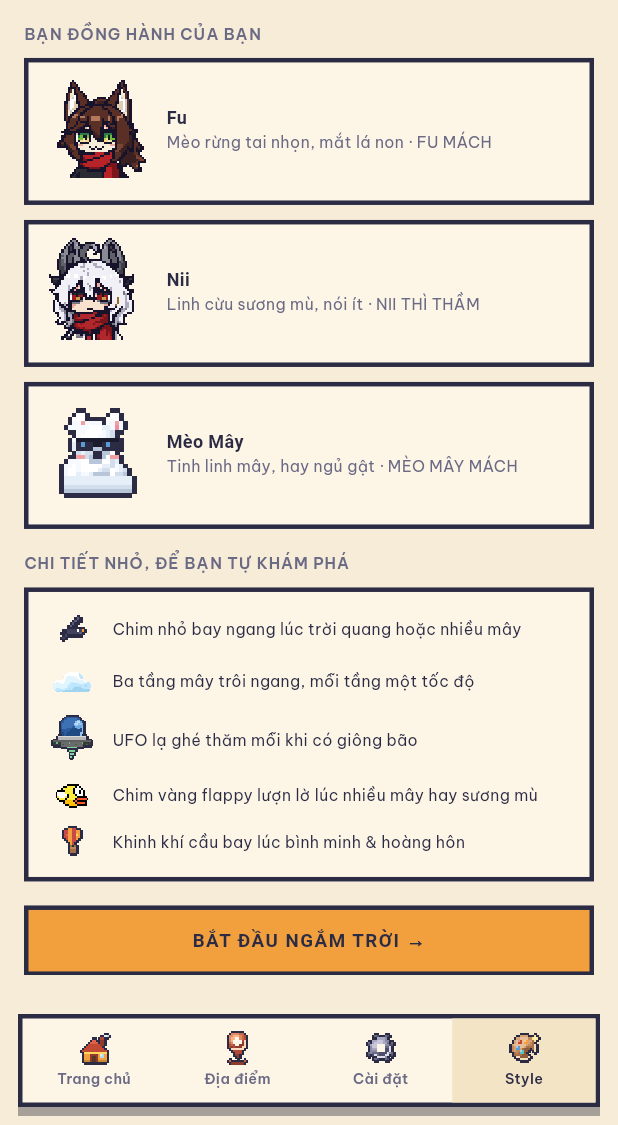
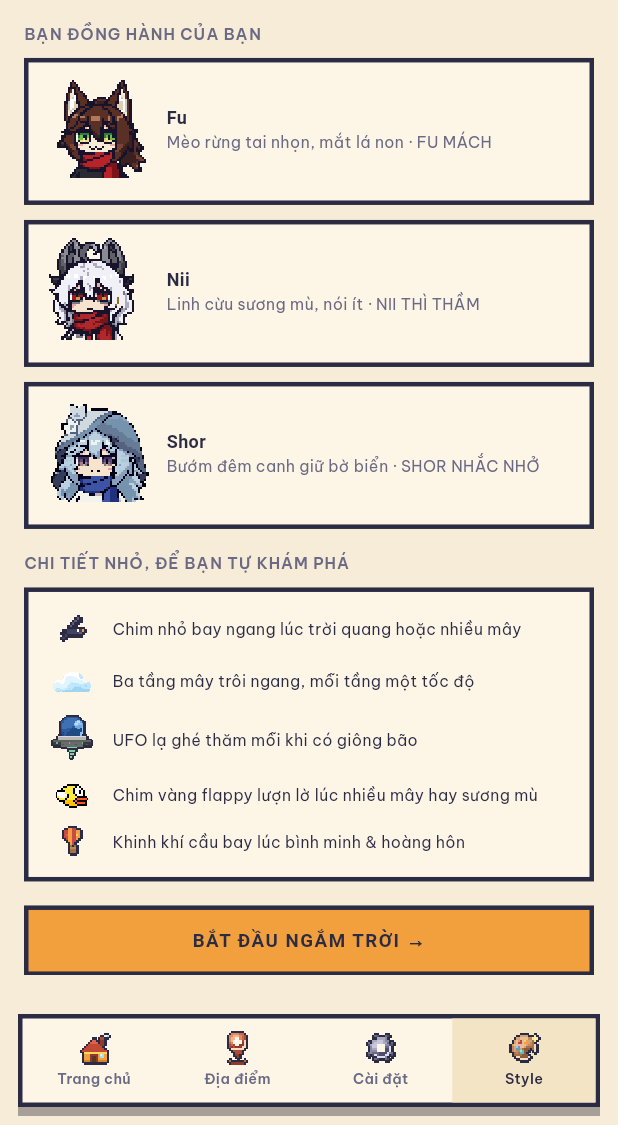
Before and after one commit to ming-binh/pixel-weather-forecast, a Flutter app: the screen it shows after launch, item 4 of the bottom bar chosen, scrolled down 863 dp, on a phone screen of 412 x 824 dp, the part 111-1236 px from its top. Run offline on Flutter 3.47's test engine with Material 3 defaults, Android fonts, the phone set to English and light mode, and no system bars; our stand-ins replace google_fonts, shared_preferences; missing offline and left inert: home_widget, workmanager; network calls fail; Roboto replaces fonts that are missing (Pixelify Sans); statements that could not run were skipped.

Commit message:
Add and replace a mascot and fix setting css

```diff
--- a/lib/app.dart
+++ b/lib/app.dart
@@ -39,7 +39,7 @@ class _PixelWeatherAppState extends State<PixelWeatherApp> {
   String _unit = 'C';
   bool _notif = true;
   String _theme = 'Tự động';
-  String _char = 'cat';
+  String _char = 'fu';
   String _city = 'Đà Lạt';
   late DateTime _now;
 
--- a/lib/data/home_widget_background.dart
+++ b/lib/data/home_widget_background.dart
@@ -28,7 +28,7 @@ void widgetRefreshCallbackDispatcher() {
         cond: snap.cond,
         tod: tod,
         unit: prefs.unit ?? 'C',
-        char: prefs.char ?? 'cat',
+        char: prefs.char ?? 'fu',
       );
     } catch (_) {
       // A transient network/API failure in the background shouldn't wipe
--- a/lib/pixel/sprites.dart
+++ b/lib/pixel/sprites.dart
@@ -12,26 +12,9 @@ final List<Color> sunRamp = hexColors(['#C9761B', '#E89A2B', '#F7C244', '#FFDE7A
 final List<Color> cloudRamp = hexColors(['#8E9DB4', '#AEBCCD', '#CBD7E4', '#E8EFF6', '#FFFFFF']);
 final List<Color> darkCloudRamp = hexColors(['#4C5468', '#5F6A80', '#767F95', '#8D95AA', '#A3AABD']);
 final List<Color> moonRamp = hexColors(['#B7B3D6', '#CFCBE8', '#E4E1F5', '#F3F1FF', '#FFFFFF']);
-final List<Color> furRamp = hexColors(['#B9C6DA', '#D3DEEC', '#E6EEF8', '#F6FAFF', '#FFFFFF']);
-final List<Color> snowFurRamp = hexColors(['#A9BBD2', '#C3D2E5', '#DAE6F3', '#EDF4FC', '#FFFFFF']);
 final List<Color> stormRamp = hexColors(['#333A4E', '#414A61', '#525C76', '#65708C', '#7B85A2']);
 final List<Color> fogRamp = hexColors(['#AEB6C2', '#C2C9D3', '#D6DCE4', '#E9EDF2', '#F9FBFC']);
 final Color ink = hexColor('#2B2B44');
-
-void _bolt(PixelGrid g, num x, num y, Color c1, Color c2) {
-  const pts = [
-    [3, 0], [2, 1], [2, 2], [1, 3], [3, 3], [2, 4], [2, 5], [1, 6], [4, 2], [3, 4],
-  ];
-  for (final p in pts) {
-    put(g, x + p[0], y + p[1], c1);
-  }
-  const pts2 = [
-    [3, 1], [3, 2], [2, 3], [2, 6],
-  ];
-  for (final p in pts2) {
-    put(g, x + p[0], y + p[1], c2);
-  }
-}
 
 void _rays(PixelGrid g, num cx, num cy, num r, double phase, Color c1, Color c2) {
   for (var i = 0; i < 8; i++) {
@@ -489,112 +472,6 @@ SpriteSheet decorCloudSheet() {
   return _sheetOf(32, 1, 1, (g, f) => _cloudBig(g, cloudRamp, -2, 4, hexColor('#FFFFFF')));
 }
 
-/// 24x24 mascot sprite (the procedural "Mèo Mây" fallback for characters
-/// with no bespoke art). `state` is one of: clear, rain, snow, storm, night,
-/// sad.
-PixelGrid mascot(String state) {
-  final g = PixelGrid(24, 24);
-  final body = state == 'snow' ? snowFurRamp : furRamp;
-
-  disc(g, 8, 18, 4.4, body);
-  disc(g, 15, 18, 4, body);
-  disc(g, 11.5, 17, 5, body, rim: hexColor('#FFFFFF'));
-  rectFill(g, 4, 18, 16, 4, body[2]);
-  for (var x = 4; x < 20; x++) {
-    put(g, x, 21, body[0]);
-    put(g, x, 20, body[1]);
-  }
-  for (final cx in const [7.5, 15.5]) {
-    for (var j = 0; j < 4; j++) {
-      final w = j + 2;
-      for (var i = 0; i < w; i++) {
-        put(g, (cx - w / 2).round() + i, 3 + j, j < 2 ? body[4] : body[3]);
-      }
-    }
-    put(g, cx.round(), 5, hexColor('#F2A0A0'));
-    put(g, cx.round(), 6, hexColor('#EE8FA0'));
-  }
-  disc(g, 11.5, 10.5, 5.2, body, rim: hexColor('#FFFFFF'));
-
-  if (state == 'night') {
-    rectFill(g, 8, 10, 3, 1, ink);
-    rectFill(g, 13, 10, 3, 1, ink);
-  } else if (state == 'storm') {
-    disc(g, 9, 10, 1.4, const [Color(0xFF2B2B44)]);
-    disc(g, 14, 10, 1.4, const [Color(0xFF2B2B44)]);
-    put(g, 9, 9, hexColor('#FFFFFF'));
-    put(g, 14, 9, hexColor('#FFFFFF'));
-    rectFill(g, 7, 8, 3, 1, hexColor('#8E9DB4'));
-    rectFill(g, 13, 8, 3, 1, hexColor('#8E9DB4'));
-  } else {
-    disc(g, 9, 10.5, 1.5, const [Color(0xFF2B2B44)]);
-    disc(g, 14, 10.5, 1.5, const [Color(0xFF2B2B44)]);
-    put(g, 9, 10, hexColor('#FFFFFF'));
-    put(g, 14, 10, hexColor('#FFFFFF'));
-  }
-  rectFill(g, 7, 13, 2, 1, hexColor('#F2A0A0'));
-  rectFill(g, 15, 13, 2, 1, hexColor('#F2A0A0'));
-  put(g, 11, 12, ink);
-  put(g, 12, 12, ink);
-  put(g, 11, 13, ink);
-  put(g, 12, 13, ink);
-
-  if (state == 'clear') {
-    rectFill(g, 7, 9, 10, 1, hexColor('#1B1B2E'));
-    rectFill(g, 7, 10, 4, 2, hexColor('#2B2B44'));
-    rectFill(g, 13, 10, 4, 2, hexColor('#2B2B44'));
-    rectFill(g, 11, 10, 2, 1, hexColor('#1B1B2E'));
-    put(g, 8, 10, hexColor('#5B9BD5'));
-    put(g, 14, 10, hexColor('#5B9BD5'));
-  }
-  if (state == 'rain') {
-    rectFill(g, 19, 4, 1, 14, hexColor('#8E3B2C'));
-    for (var i = 0; i < 5; i++) {
-      rectFill(g, 15 + i, 3 - (2 - i).abs(), 1, 1, hexColor('#C24A34'));
-    }
-    rectFill(g, 14, 4, 11, 1, hexColor('#E0604A'));
-    rectFill(g, 15, 3, 9, 1, hexColor('#C24A34'));
-    rectFill(g, 16, 2, 7, 1, hexColor('#F07E62'));
-    put(g, 20, 18, hexColor('#8E3B2C'));
-    for (final p in const [[3, 6], [2, 10], [4, 14]]) {
-      put(g, p[0], p[1], hexColor('#7FB6E0'));
-      put(g, p[0], p[1] + 1, hexColor('#5B9BD5'));
-    }
-  }
-  if (state == 'snow') {
-    rectFill(g, 5, 14, 14, 2, hexColor('#C24A34'));
-    rectFill(g, 5, 16, 3, 4, hexColor('#E0604A'));
-    rectFill(g, 5, 15, 14, 1, hexColor('#E0604A'));
-    put(g, 5, 20, hexColor('#8E3B2C'));
-    put(g, 6, 20, hexColor('#8E3B2C'));
-    put(g, 7, 20, hexColor('#8E3B2C'));
-    for (final p in const [[2, 4], [20, 6], [4, 2]]) {
-      put(g, p[0], p[1], hexColor('#FFFFFF'));
-    }
-  }
-  if (state == 'night') {
-    rectFill(g, 5, 5, 14, 3, hexColor('#5B7FD5'));
-    rectFill(g, 6, 3, 11, 2, hexColor('#7E9BE8'));
-    rectFill(g, 8, 2, 7, 1, hexColor('#5B7FD5'));
-    disc(g, 18, 3, 1.6, [hexColor('#FFF3B8')]);
-    rectFill(g, 16, 15, 2, 1, hexColor('#B7DAF3'));
-    rectFill(g, 17, 16, 2, 1, hexColor('#B7DAF3'));
-  }
-  if (state == 'storm') {
-    rectFill(g, 2, 2, 20, 3, hexColor('#4A5268'));
-    rectFill(g, 3, 5, 18, 1, hexColor('#3B4257'));
-    _bolt(g, 1, 6, hexColor('#FFD75E'), hexColor('#FFF3B8'));
-  }
-  if (state == 'sad') {
-    rectFill(g, 8, 10, 3, 1, ink);
-    rectFill(g, 13, 10, 3, 1, ink);
-    rectFill(g, 10, 14, 4, 1, ink);
-  }
-
-  outline(g, ink);
-  return g;
-}
-
 /// 92×48 three-layer parallax landscape (far/mid/near hills, trees, a house,
 /// a fence) tinted with the current hill color, tod/cond-aware — replaces
 /// the old single-band `hillGrid`. Contrast between the three hill bands is
--- a/lib/screens/settings_screen.dart
+++ b/lib/screens/settings_screen.dart
@@ -143,13 +143,16 @@ class SettingsScreen extends StatelessWidget {
               children: [
                 Text('Chọn bạn đồng hành', style: PixelText.beVietnam(fontWeight: FontWeight.w600, fontSize: 12.5)),
                 const SizedBox(height: 8),
-                Row(
-                  children: [
-                    for (final entry in mascotChars.entries) ...[
-                      if (entry.key != mascotChars.keys.first) const SizedBox(width: 8),
-                      Expanded(child: _CharCard(charKey: entry.key, info: entry.value, active: char == entry.key, onTap: () => onPickChar(entry.key))),
+                IntrinsicHeight(
+                  child: Row(
+                    crossAxisAlignment: CrossAxisAlignment.stretch,
+                    children: [
+                      for (final entry in mascotChars.entries) ...[
+                        if (entry.key != mascotChars.keys.first) const SizedBox(width: 8),
+                        Expanded(child: _CharCard(charKey: entry.key, info: entry.value, active: char == entry.key, onTap: () => onPickChar(entry.key))),
+                      ],
                     ],
-                  ],
+                  ),
                 ),
               ],
             ),
@@ -223,6 +226,7 @@ class _CharCard extends StatelessWidget {
           border: Border.all(color: active ? PixelColors.accentOrange : PixelColors.ink, width: 3),
         ),
         child: Column(
+          mainAxisAlignment: MainAxisAlignment.center,
           children: [
             MascotWidget(char: charKey, state: 'clear', size: 44, useDefault: true),
             const SizedBox(height: 6),
--- a/lib/widgets/mascot_widget.dart
+++ b/lib/widgets/mascot_widget.dart
@@ -1,7 +1,4 @@
 import 'package:flutter/material.dart';
-
-import '../pixel/sprites.dart';
-import 'pixel_sprite.dart';
 
 /// Display name, settings-picker blurb, and advice-bubble tag for a mascot.
 class MascotInfo {
@@ -14,14 +11,14 @@ class MascotInfo {
 const mascotChars = <String, MascotInfo>{
   'fu': MascotInfo('Fu', 'Mèo rừng tai nhọn, mắt lá non', 'FU MÁCH'),
   'nii': MascotInfo('Nii', 'Linh cừu sương mù, nói ít', 'NII THÌ THẦM'),
-  'cat': MascotInfo('Mèo Mây', 'Tinh linh mây, hay ngủ gật', 'MÈO MÂY MÁCH'),
+  'shor': MascotInfo('Shor', 'Bướm đêm canh giữ bờ biển', 'SHOR NHẮC NHỞ'),
 };
 
 /// Renders the selected companion's portrait for a given weather state.
-/// Fu and Nii use bespoke pixel-art assets; the original cat is drawn
-/// procedurally.
+/// Every character is bespoke pixel-art loaded from
+/// `assets/mascots/{char}_{state}.png`.
 class MascotWidget extends StatelessWidget {
-  final String char; // 'fu' | 'nii' | 'cat'
+  final String char; // 'fu' | 'nii' | 'shor'
   final String state; // clear | rain | storm | snow | night | sad
   final double size;
   final bool useDefault;
@@ -36,12 +33,9 @@ class MascotWidget extends StatelessWidget {
 
   @override
   Widget build(BuildContext context) {
-    if (char == 'fu' || char == 'nii') {
-      final path = useDefault
-          ? 'assets/mascots/$char.png'
-          : 'assets/mascots/${char}_$state.png';
-      return Image.asset(path, width: size, height: size, filterQuality: FilterQuality.none);
-    }
-    return PixelSprite(mascot(state), size: size);
+    final path = useDefault
+        ? 'assets/mascots/$char.png'
+        : 'assets/mascots/${char}_$state.png';
+    return Image.asset(path, width: size, height: size, filterQuality: FilterQuality.none);
   }
 }
```
Also changed, not shown: assets/mascots/shor.png (added), assets/mascots/shor_clear.png (added), assets/mascots/shor_night.png (added), assets/mascots/shor_rain.png (added), assets/mascots/shor_sad.png (added), assets/mascots/shor_snow.png (added), assets/mascots/shor_storm.png (added).
